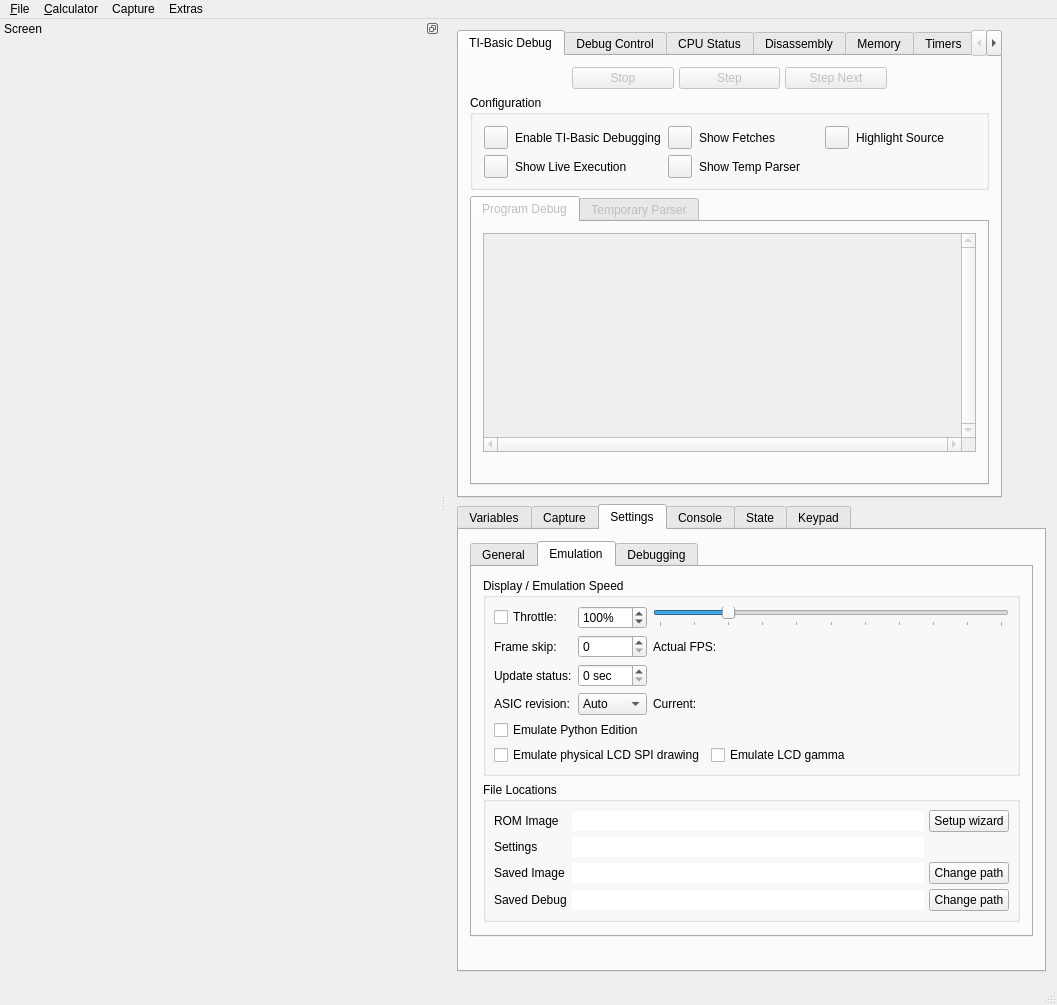
This is gui/qt/mainwindow.ui in CE-Programming/CEmu as Qt 5 draws it before an edit. The edited form follows.
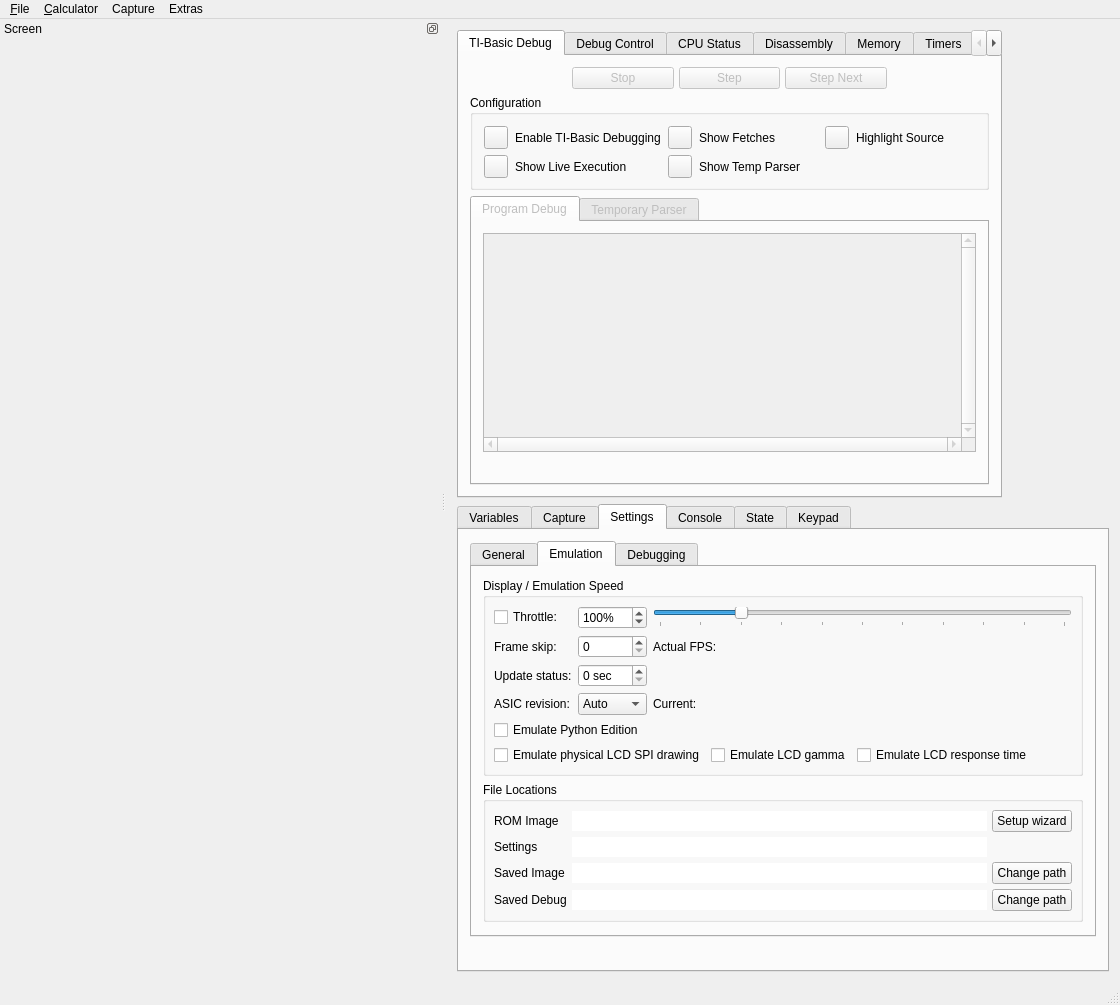
This is the edited form. The open tabs and pages were chosen to show the change. Icons and pictures are not drawn. Custom widgets are drawn as their Qt base class.

Commit message: Add basic support for LCD response time simulation

```diff
--- a/gui/qt/mainwindow.ui
+++ b/gui/qt/mainwindow.ui
@@ -9493,6 +9493,13 @@
                    </property>
                   </widget>
                  </item>
+                 <item>
+                  <widget class="QCheckBox" name="checkResponse">
+                   <property name="text">
+                    <string>Emulate LCD response time</string>
+                   </property>
+                  </widget>
+                 </item>
                  <item>
                   <spacer name="horizontalSpacer_13">
                    <property name="orientation">
```
The commit also changes 5 other files.
